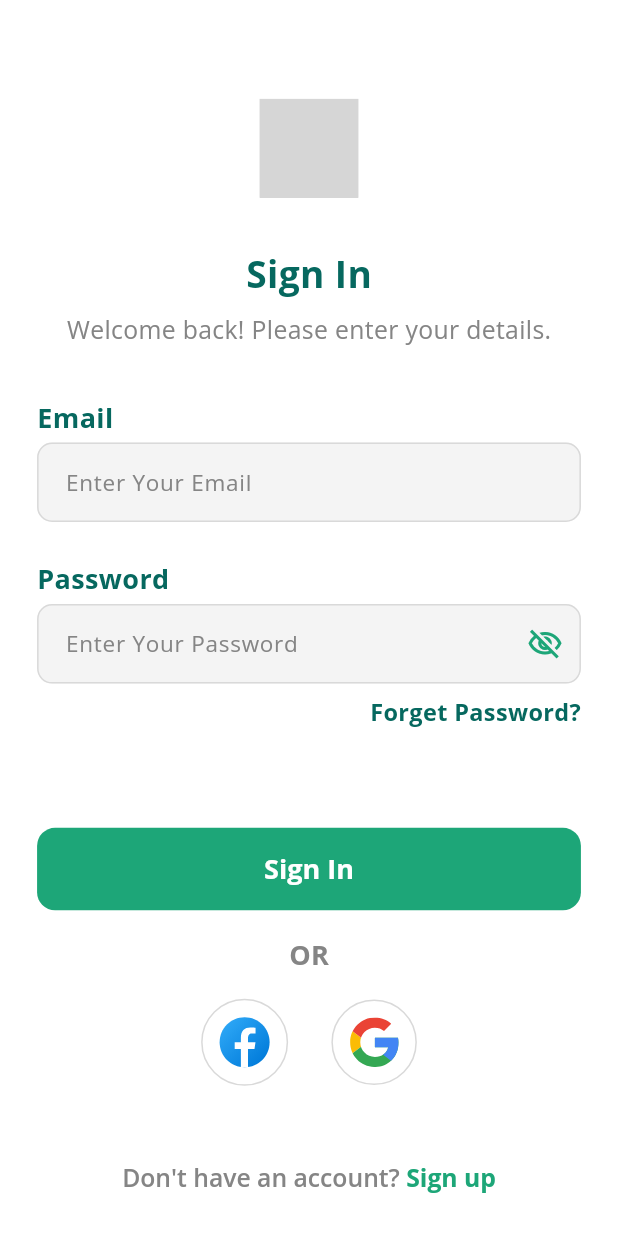
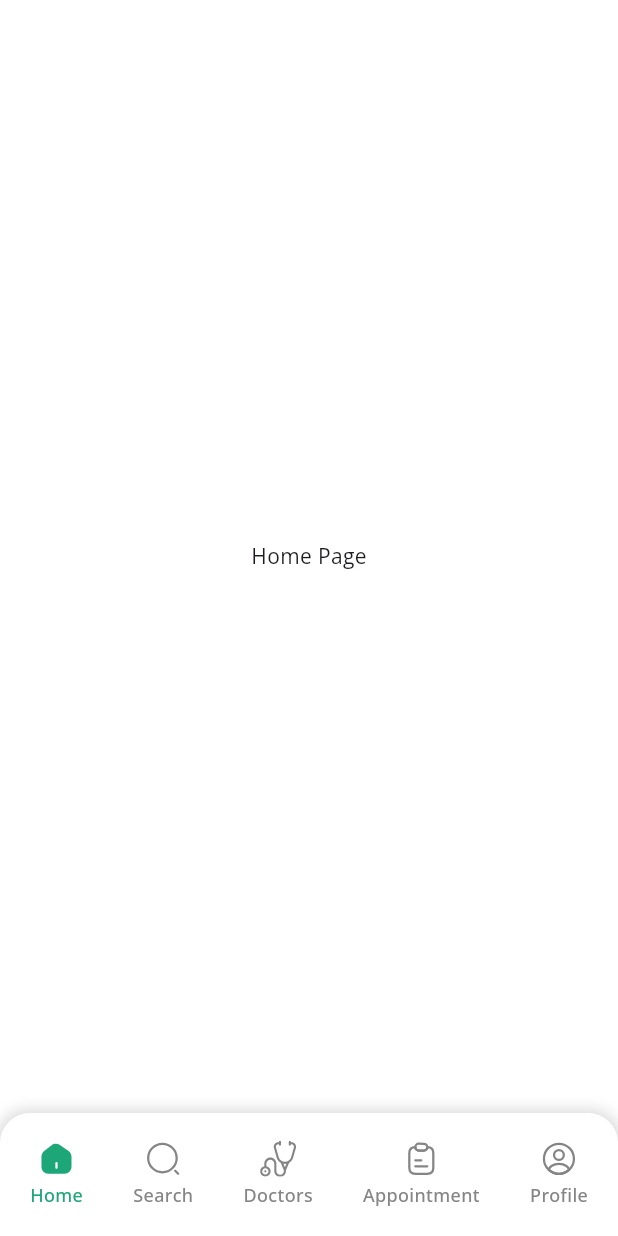
Before and after one commit to abhixen07/HappyMindApp, a Flutter app: the screen it shows after launch, after a tap on "Get Started", after a tap on "Sign In", on a phone screen of 412 x 824 dp. Run offline on Flutter 3.47's test engine with Material 3 defaults, Android fonts, the phone set to English and light mode, and no system bars; our stand-ins replace flutter_svg, gap, get, go_router; project files that could hold a hidden picture were left out; grey boxes are pictures that could not be loaded.

Commit message:
Navbar Continue...🔥

```diff
--- a/lib/app/routes/app_routes.dart
+++ b/lib/app/routes/app_routes.dart
@@ -1,4 +1,5 @@
 import 'package:go_router/go_router.dart';
+import 'package:happymindapp/views/navbar/navbar_home.dart';
 
 import '../../views/auth/login_view.dart';
 import '../../views/auth/signup_view.dart';
@@ -18,6 +19,8 @@ final class AppRoutes {
   ///Auth Pages
   static const String loginpage = "/loginpage";
   static const String signuppage = "/signuppage";
+
+  static const String navbarpage = "/navbarpage";
 
 
 
@@ -47,6 +50,12 @@ final class AppRoutes {
       builder: (context, state) => SignUpPage(),
     ),
 
+    GoRoute(
+      path: navbarpage,
+      name: NamedRoutes.navbarpage.name,
+      builder: (context, state) => NavBarHomePage(),
+    ),
+
 
 
 
@@ -59,4 +68,5 @@ enum NamedRoutes {
   onBoardPage,
   loginpage,
   signuppage,
+  navbarpage
 }
--- a/lib/views/auth/login_view.dart
+++ b/lib/views/auth/login_view.dart
@@ -124,7 +124,9 @@ class _LoginPageState extends State<LoginPage> {
                     SizedBox(height: screenHeight * 0.08),
 
                     /// Sign in Button
-                    TextButton(onPressed: (){},
+                    TextButton(onPressed: (){
+                      GoRouter.of(context).pushNamed((NamedRoutes.navbarpage.name));
+                    },
                         child: Text('Sign In')
                     ),
                     SizedBox(height: screenHeight * 0.02),
--- /dev/null
+++ b/lib/views/navbar/navbar.dart
@@ -0,0 +1,73 @@
+import 'package:flutter/material.dart';
+import 'package:flutter_svg/flutter_svg.dart';
+import 'package:gap/gap.dart';
+import 'package:happymindapp/app/style/style.dart';
+
+class CustomBottomNav extends StatelessWidget {
+  final int selectedIndex;
+  final Function(int index) onTap;
+
+  const CustomBottomNav({
+    super.key,
+    required this.selectedIndex,
+    required this.onTap,
+  });
+
+  @override
+  Widget build(BuildContext context) {
+    final List<Map<String, String>> items = [
+      {"icon": "assets/svg/home.svg", "title": "Home"},
+      {"icon": "assets/svg/search.svg", "title": "Search"},
+      {"icon": "assets/svg/doctors.svg", "title": "Doctors"},
+      {"icon": "assets/svg/appointment.svg", "title": "Appointment"},
+      {"icon": "assets/svg/profile.svg", "title": "Profile"},
+    ];
+
+    return Container(
+      height: 82,
+      padding: const EdgeInsets.symmetric(horizontal: 20),
+      decoration: const BoxDecoration(
+        color: whiteColor,
+        borderRadius: BorderRadius.only(
+          topLeft: Radius.circular(20),
+          topRight: Radius.circular(20),
+        ),
+        boxShadow: [
+          BoxShadow(
+            color: lightGreyColor,
+            blurRadius: 8,
+            spreadRadius: 2,
+          ),
+        ],
+      ),
+      child: Row(
+        mainAxisAlignment: MainAxisAlignment.spaceBetween,
+        children: List.generate(items.length, (index) {
+          return GestureDetector(
+            onTap: () => onTap(index),
+            child: Column(
+              mainAxisAlignment: MainAxisAlignment.center,
+              children: [
+                SvgPicture.asset(
+                  items[index]["icon"]!,
+                  height: 24,
+                  width: 24,
+                  color: selectedIndex == index ? lightGreenColor : customGreyColor,
+                ),
+                const Gap(4),
+                Text(
+                  items[index]["title"]!,
+                  style: TextStyle(
+                    fontSize: 12,
+                    fontWeight: FontWeight.w500,
+                    color: selectedIndex == index ? lightGreenColor : customGreyColor,
+                  ),
+                ),
+              ],
+            ),
+          );
+        }),
+      ),
+    );
+  }
+}
--- /dev/null
+++ b/lib/views/navbar/navbar_home.dart
@@ -0,0 +1,38 @@
+import 'package:flutter/material.dart';
+import 'navbar.dart';
+
+class NavBarHomePage extends StatefulWidget {
+  const NavBarHomePage({super.key});
+
+  @override
+  _NavBarHomePageState createState() => _NavBarHomePageState();
+}
+
+class _NavBarHomePageState extends State<NavBarHomePage> {
+  int _selectedIndex = 0;
+
+  void _onNavTapped(int index) {
+    setState(() {
+      _selectedIndex = index;
+    });
+  }
+
+  final List<Widget> _pages = [
+    Center(child: Text("Home Page")),
+    Center(child: Text("Search Page")),
+    Center(child: Text("Doctors Page")),
+    Center(child: Text("Appointment Page")),
+    Center(child: Text("Profile Page")),
+  ];
+
+  @override
+  Widget build(BuildContext context) {
+    return Scaffold(
+      body: _pages[_selectedIndex], // Change page based on selected index
+      bottomNavigationBar: CustomBottomNav(
+        selectedIndex: _selectedIndex,
+        onTap: _onNavTapped,
+      ),
+    );
+  }
+}
--- a/pubspec.yaml
+++ b/pubspec.yaml
@@ -36,6 +36,7 @@ dependencies:
   cupertino_icons: ^1.0.8
   get:
   go_router:
+  gap:
 #  shared_preferences: 2.2.0
 #  gradient_borders:
   flutter_svg:
```
Also changed, not shown: assets/svg/appointment.svg (added), assets/svg/doctors.svg (added), assets/svg/home.svg (added), assets/svg/profile.svg (added), assets/svg/search.svg (added), pubspec.lock.
